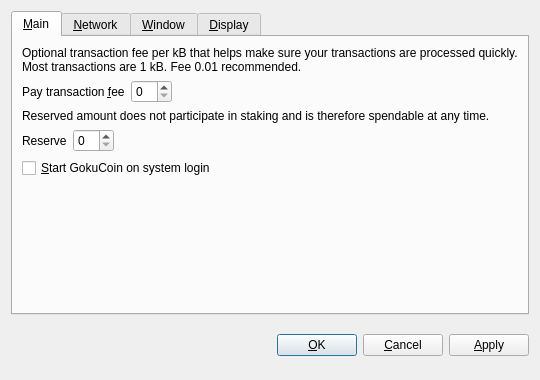
The window that src/qt/forms/optionsdialog.ui (spikecoin/SpikeCoin) describes before a commit, drawn with Qt 5.
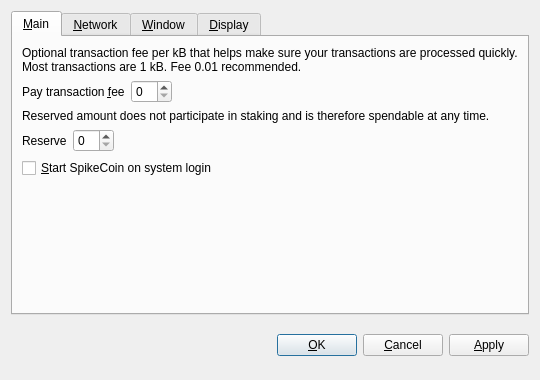
The same window after the commit. Custom widgets are drawn as their Qt base class.

Diff of the .ui file:
```diff
--- a/src/qt/forms/optionsdialog.ui
+++ b/src/qt/forms/optionsdialog.ui
@@ -128,7 +128,7 @@
           <string>Automatically start GokuCoin after logging in to the system.</string>
          </property>
          <property name="text">
-          <string>&amp;Start GokuCoin on system login</string>
+          <string>&amp;Start SpikeCoin on system login</string>
          </property>
         </widget>
        </item>
```
Left out of the diff: 10 changed lines with no effect on the pictures.
